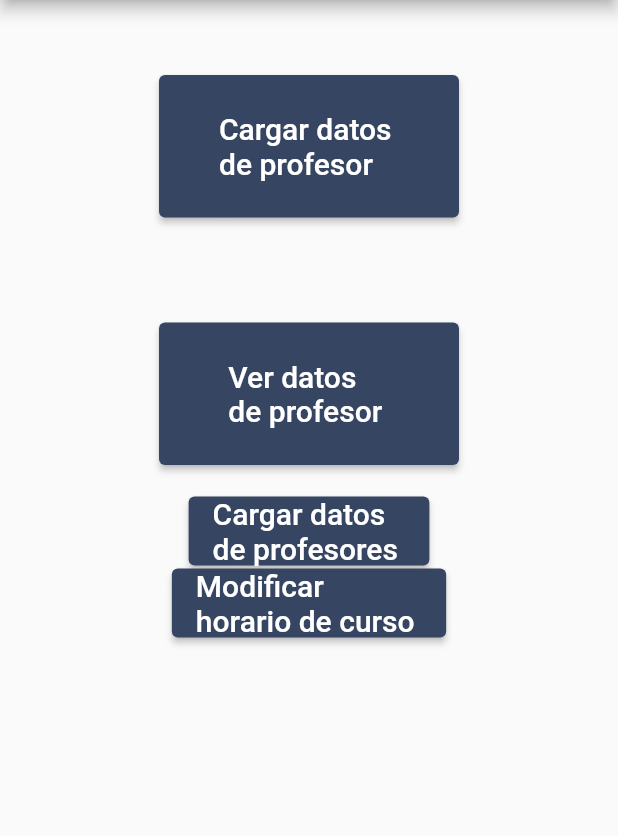
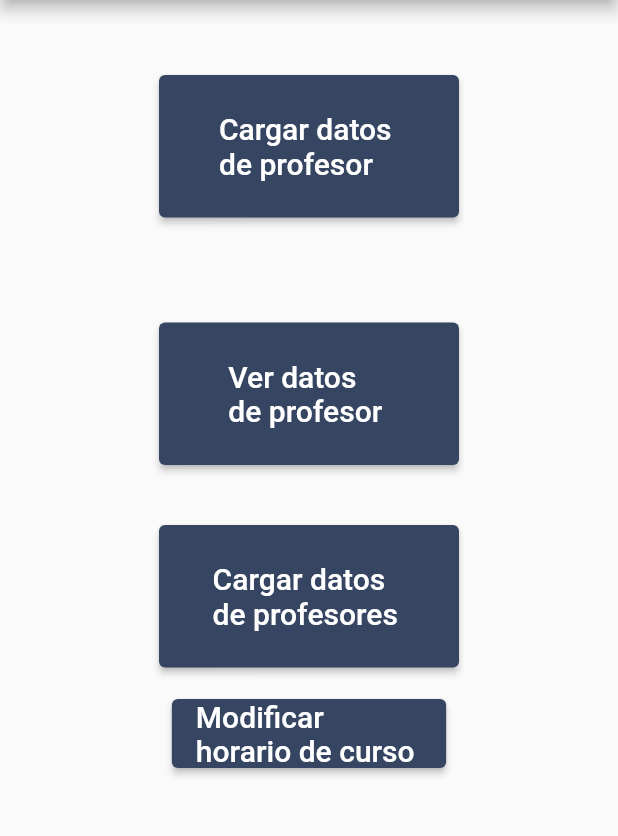
Before and after one commit to Julian-Alcaraz/schollinorder, a Flutter app: the AdministrativosPages screen opened by its route, on a phone screen of 412 x 824 dp, the part 84-920 px from its top. Run offline on Flutter 3.47's test engine with Material 2 defaults, Android fonts, the phone set to English and light mode, and no system bars.

Commit message:
Tercer boton terminado page Admin

```diff
--- a/lib/src/pages/administrativos/administrativos.dart
+++ b/lib/src/pages/administrativos/administrativos.dart
@@ -49,14 +49,18 @@ class AdministrativosPages extends StatelessWidget {
                 ),
               ),
             ),
-            ElevatedButton(
+            Padding(
+              padding: EdgeInsets.symmetric(vertical: 20, horizontal: 25),
+              child: ElevatedButton(
                 onPressed: () {},
-              style: ElevatedButton.styleFrom(primary: Color(0xFF364562)),
+                style: ElevatedButton.styleFrom(
+                    primary: Color(0xFF364562), minimumSize: Size(200, 95)),
                 child: Text(
                   "Cargar datos\nde profesores ",
                   style: TextStyle(
                     color: Colors.white,
                     fontSize: (20),
+                  ),
                 ),
               ),
             ),
```
Lines whose indentation alone changed are shown as unchanged.
